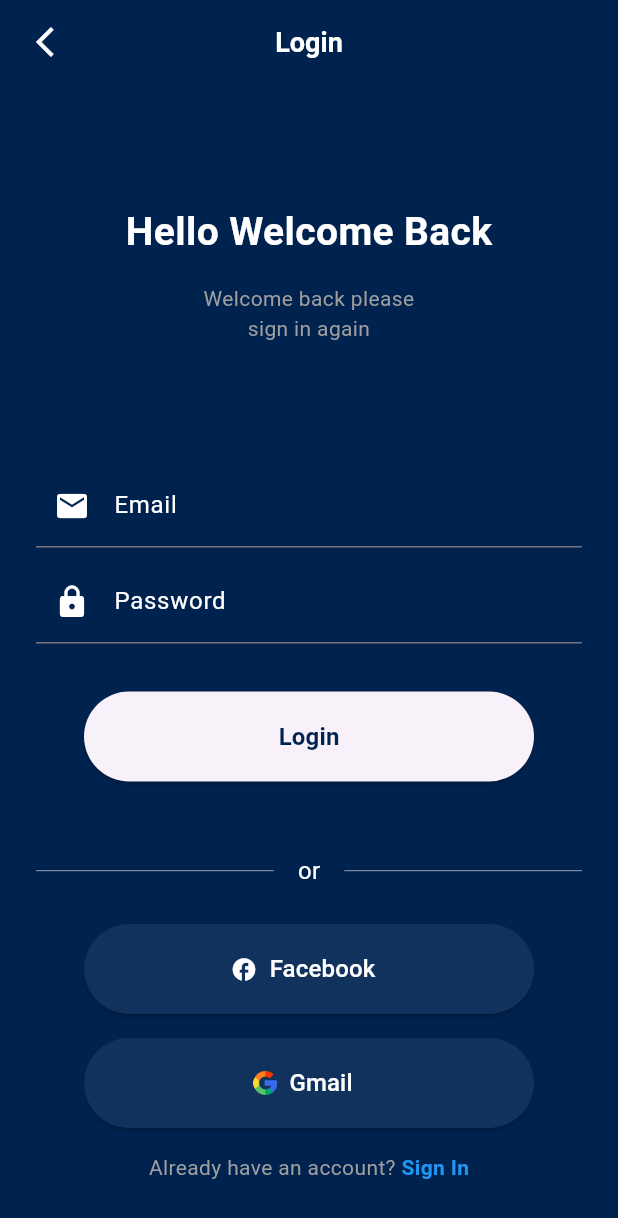
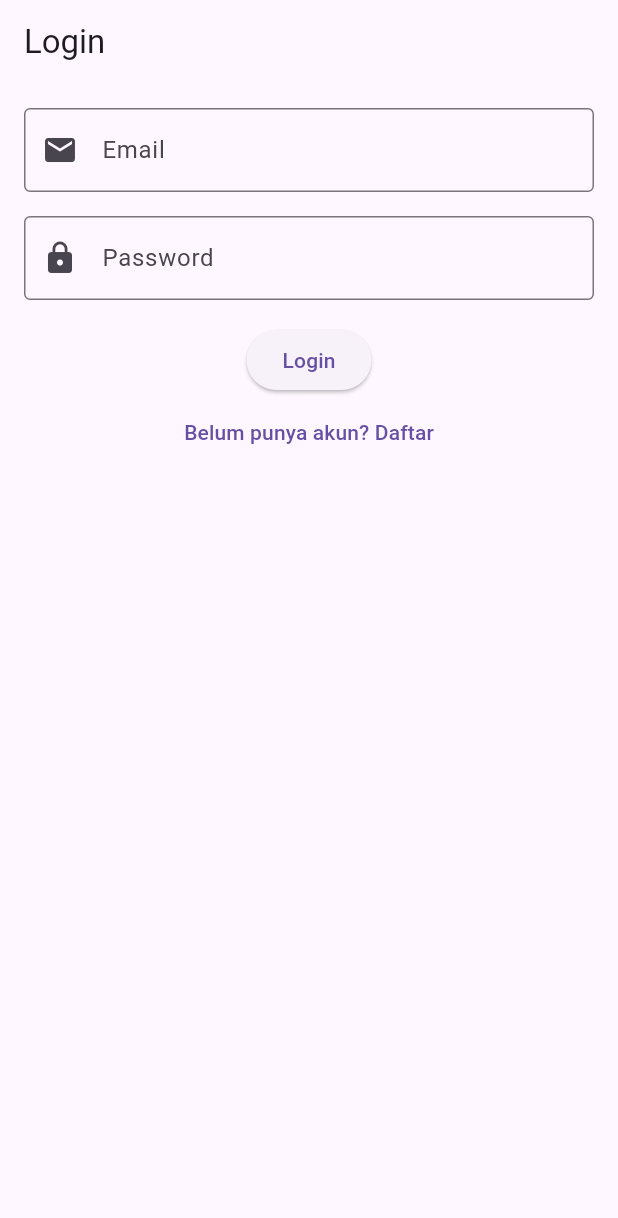
Before and after one commit to AnwarHenry/PPKD-TugasFlutter, a Flutter app: the screen it shows after launch, on a phone screen of 412 x 824 dp. Shown: the top 1218 px of the screen. Run offline on Flutter 3.47's test engine with Material 3 defaults, Android fonts, the phone set to English and light mode, and no system bars; our stand-ins replace lottie.

Commit message:
Jajal_Nav&Routing

```diff
--- /dev/null
+++ b/lib/Jajal/login.dart
@@ -0,0 +1,63 @@
+import 'package:flutter/material.dart';
+
+class Login extends StatelessWidget {
+  const Login({super.key});
+
+  @override
+  Widget build(BuildContext context) {
+    final emailController = TextEditingController();
+    final passwordController = TextEditingController();
+
+    return Scaffold(
+      appBar: AppBar(title: const Text('Login')),
+      body: Padding(
+        padding: const EdgeInsets.all(16),
+        child: Column(
+          children: [
+            TextField(
+              controller: emailController,
+              decoration: const InputDecoration(
+                labelText: 'Email',
+                prefixIcon: Icon(Icons.email),
+                border: OutlineInputBorder(),
+              ),
+            ),
+            const SizedBox(height: 16),
+            TextField(
+              controller: passwordController,
+              obscureText: true,
+              decoration: const InputDecoration(
+                labelText: 'Password',
+                prefixIcon: Icon(Icons.lock),
+                border: OutlineInputBorder(),
+              ),
+            ),
+            const SizedBox(height: 16),
+            ElevatedButton(
+              onPressed: () {
+                final email = emailController.text;
+                final password = passwordController.text;
+                if (email == 'user@mail.com' && password == '1234') {
+                  ScaffoldMessenger.of(context).showSnackBar(
+                    const SnackBar(content: Text('Login berhasil!')),
+                  );
+                } else {
+                  ScaffoldMessenger.of(context).showSnackBar(
+                    const SnackBar(content: Text('Email atau password salah')),
+                  );
+                }
+              },
+              child: const Text('Login'),
+            ),
+            TextButton(
+              onPressed: () {
+                Navigator.pushNamed(context, '/register');
+              },
+              child: const Text("Belum punya akun? Daftar"),
+            ),
+          ],
+        ),
+      ),
+    );
+  }
+}
--- a/lib/main.dart
+++ b/lib/main.dart
@@ -1,5 +1,11 @@
 import 'package:flutter/material.dart';
-import 'package:ppkdb3/tugas6/tugas6.dart';
+
+// import 'package:ppkdb3/Jajal/navpop.dart';
+// import 'package:ppkdb3/Jajal/navpushRep.dart';
+// import 'package:ppkdb3/Jajal/navpushremove.dart';
+// import 'package:ppkdb3/tugas6/tugas6.dart';
+import 'Jajal/login.dart';
+import 'Jajal/register.dart';
 
 void main() {
   runApp(const MyApp());
@@ -13,7 +19,18 @@ class MyApp extends StatelessWidget {
   Widget build(BuildContext context) {
     return MaterialApp(
       title: 'Flutter Demo',
-      theme: ThemeData(
+      debugShowCheckedModeBanner: false,
+      initialRoute: '/',
+      routes: {
+        '/': (context) => const Login(),
+        '/register': (context) => const Register(),
+      },
+    );
+  }
+}
+
+
+      //theme: ThemeData(
         // This is the theme of your application.
         //
         // TRY THIS: Try running your application with "flutter run". You'll see
@@ -29,9 +46,9 @@ class MyApp extends StatelessWidget {
         //
         // This works for code too, not just values: Most code changes can be
         // tested with just a hot reload.
-        colorScheme: ColorScheme.fromSeed(seedColor: Colors.deepPurple),
-      ),
-      home: Tugas6(),
-    );
-  }
-}
+//         colorScheme: ColorScheme.fromSeed(seedColor: Colors.deepPurple),
+//       ),
+//       home: Tugas6(),
+//     );
+//   }
+// }
--- a/lib/tugas6/tugas6.dart
+++ b/lib/tugas6/tugas6.dart
@@ -146,7 +146,7 @@ class _Tugas6State extends State<Tugas6> {
                                 content: Column(
                                   mainAxisSize: MainAxisSize.min,
                                   children: [
-                                    Text("Berhasil Masuk"),
+                                    //Text("Berhasil Masuk"),
                                     SizedBox(height: 20),
                                     Lottie.asset(
                                       'assets/animations/success.json',
```
Also changed, not shown: lib/Jajal/navpop.dart (added, +67 -0 lines), lib/Jajal/navpush.dart (added, +35 -0 lines), lib/Jajal/navpushRep.dart (added, +110 -0 lines), lib/Jajal/navpushremove.dart (added, +112 -0 lines), lib/Jajal/register.dart (added, +66 -0 lines).
